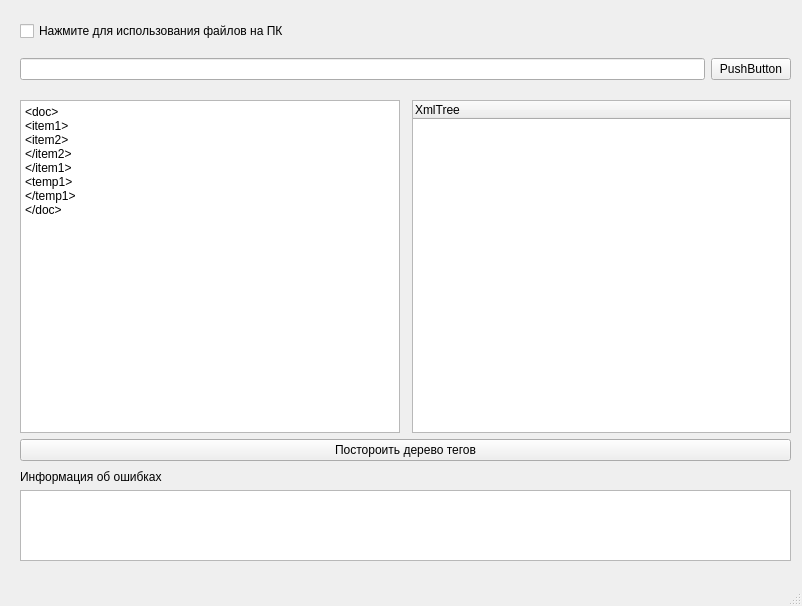
Above: mainwindow.ui from obrodiga/XmrReder before the change. Below: the same form after it.
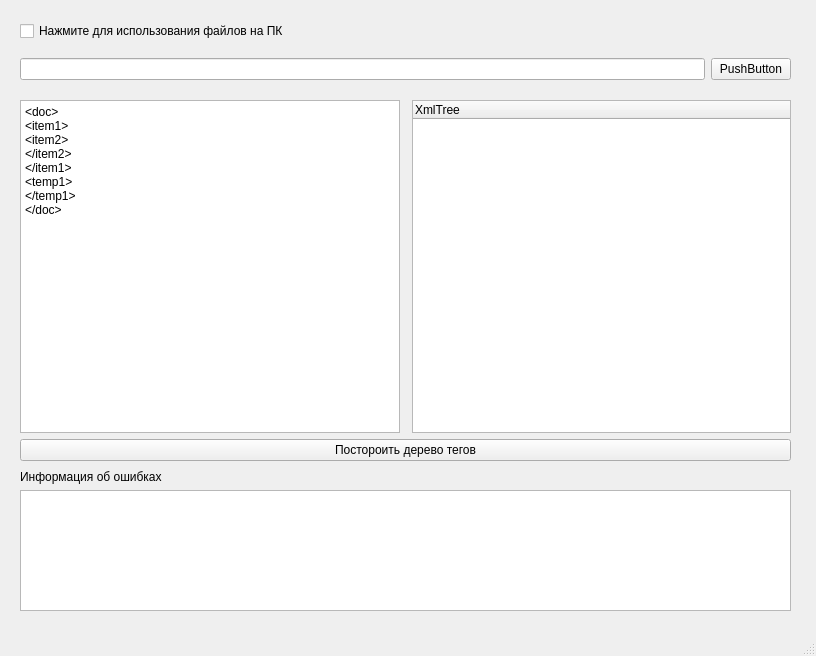
That is the form after the change.

Commit message: Сохранение атрибутов для всех тегов

```diff
--- a/mainwindow.ui
+++ b/mainwindow.ui
@@ -6,8 +6,8 @@
    <rect>
     <x>0</x>
     <y>0</y>
-    <width>802</width>
-    <height>606</height>
+    <width>816</width>
+    <height>656</height>
    </rect>
   </property>
   <property name="windowTitle">
@@ -95,10 +95,13 @@
       <x>20</x>
       <y>470</y>
       <width>771</width>
-      <height>91</height>
+      <height>141</height>
      </rect>
     </property>
     <layout class="QVBoxLayout" name="verticalLayout">
+     <property name="sizeConstraint">
+      <enum>QLayout::SetNoConstraint</enum>
+     </property>
      <item>
       <widget class="QLabel" name="label">
        <property name="text">
@@ -107,7 +110,14 @@
       </widget>
      </item>
      <item>
-      <widget class="QTextBrowser" name="textBrowser"/>
+      <widget class="QTextBrowser" name="textBrowser">
+       <property name="sizePolicy">
+        <sizepolicy hsizetype="Expanding" vsizetype="Expanding">
+         <horstretch>0</horstretch>
+         <verstretch>0</verstretch>
+        </sizepolicy>
+       </property>
+      </widget>
      </item>
     </layout>
    </widget>
```
Left out of the diff: 2 changed lines with no effect on the pictures. The commit also changes 1 other file.
